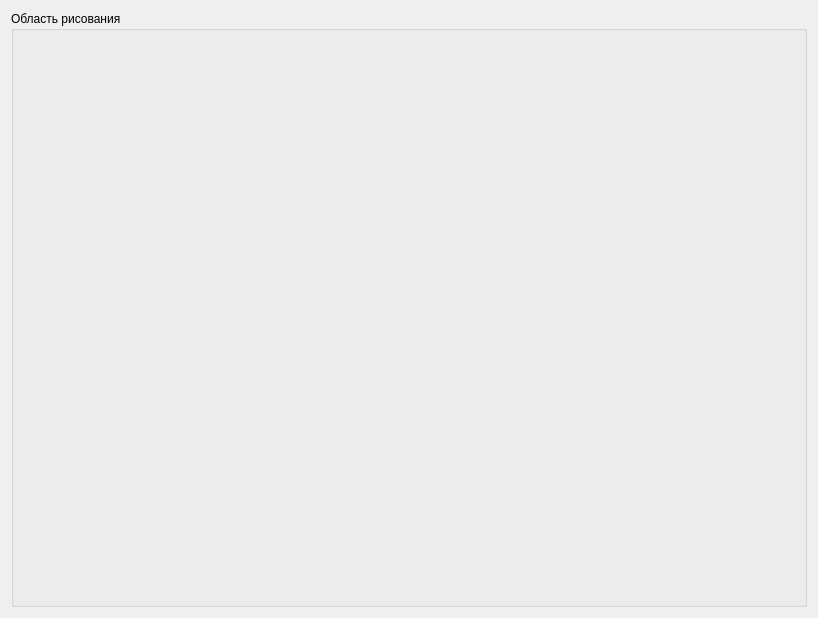
Ingener74/Silly-Finger, file res/mainwidget.ui: the form before one commit.
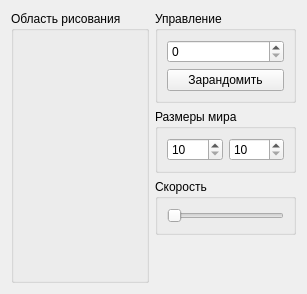
The form after the commit. Icons and pictures are not drawn.

Patch:
```diff
--- a/res/mainwidget.ui
+++ b/res/mainwidget.ui
@@ -6,8 +6,8 @@
    <rect>
     <x>0</x>
     <y>0</y>
-    <width>818</width>
-    <height>618</height>
+    <width>307</width>
+    <height>294</height>
    </rect>
   </property>
   <property name="windowTitle">
@@ -17,7 +17,7 @@
    <iconset>
     <normaloff>:/scorpion.png</normaloff>:/scorpion.png</iconset>
   </property>
-  <layout class="QVBoxLayout" name="verticalLayout">
+  <layout class="QHBoxLayout" name="horizontalLayout">
    <item>
     <widget class="QGroupBox" name="groupBox">
      <property name="title">
@@ -30,6 +30,100 @@
      </layout>
     </widget>
    </item>
+   <item>
+    <layout class="QVBoxLayout" name="verticalLayout_3">
+     <item>
+      <widget class="QGroupBox" name="groupBox_2">
+       <property name="title">
+        <string>Управление</string>
+       </property>
+       <layout class="QVBoxLayout" name="verticalLayout">
+        <item>
+         <widget class="QSpinBox" name="bugsSpinBox">
+          <property name="minimum">
+           <number>0</number>
+          </property>
+          <property name="maximum">
+           <number>9999</number>
+          </property>
+         </widget>
+        </item>
+        <item>
+         <widget class="QPushButton" name="randomizePushButton">
+          <property name="text">
+           <string>Зарандомить</string>
+          </property>
+         </widget>
+        </item>
+       </layout>
+      </widget>
+     </item>
+     <item>
+      <widget class="QGroupBox" name="groupBox_3">
+       <property name="title">
+        <string>Размеры мира</string>
+       </property>
+       <layout class="QHBoxLayout" name="horizontalLayout_2">
+        <item>
+         <widget class="QSpinBox" name="rowsSpinBox">
+          <property name="minimum">
+           <number>10</number>
+          </property>
+          <property name="maximum">
+           <number>199</number>
+          </property>
+         </widget>
+        </item>
+        <item>
+         <widget class="QSpinBox" name="colsSpinBox">
+          <property name="minimum">
+           <number>10</number>
+          </property>
+          <property name="maximum">
+           <number>199</number>
+          </property>
+         </widget>
+        </item>
+       </layout>
+      </widget>
+     </item>
+     <item>
+      <widget class="QGroupBox" name="speedGroupBox">
+       <property name="title">
+        <string>Скорость</string>
+       </property>
+       <layout class="QVBoxLayout" name="verticalLayout_4">
+        <item>
+         <widget class="QSlider" name="speedHorizontalSlider">
+          <property name="minimum">
+           <number>30</number>
+          </property>
+          <property name="maximum">
+           <number>500</number>
+          </property>
+          <property name="orientation">
+           <enum>Qt::Horizontal</enum>
+          </property>
+         </widget>
+        </item>
+       </layout>
+      </widget>
+     </item>
+     <item>
+      <spacer name="verticalSpacer">
+       <property name="orientation">
+        <enum>Qt::Vertical</enum>
+       </property>
+       <property name="sizeHint" stdset="0">
+        <size>
+         <width>20</width>
+         <height>40</height>
+        </size>
+       </property>
+      </spacer>
+     </item>
+    </layout>
+   </item>
   </layout>
  </widget>
  <resources>
```
Left out of the diff: 2 changed lines with no effect on the pictures.
